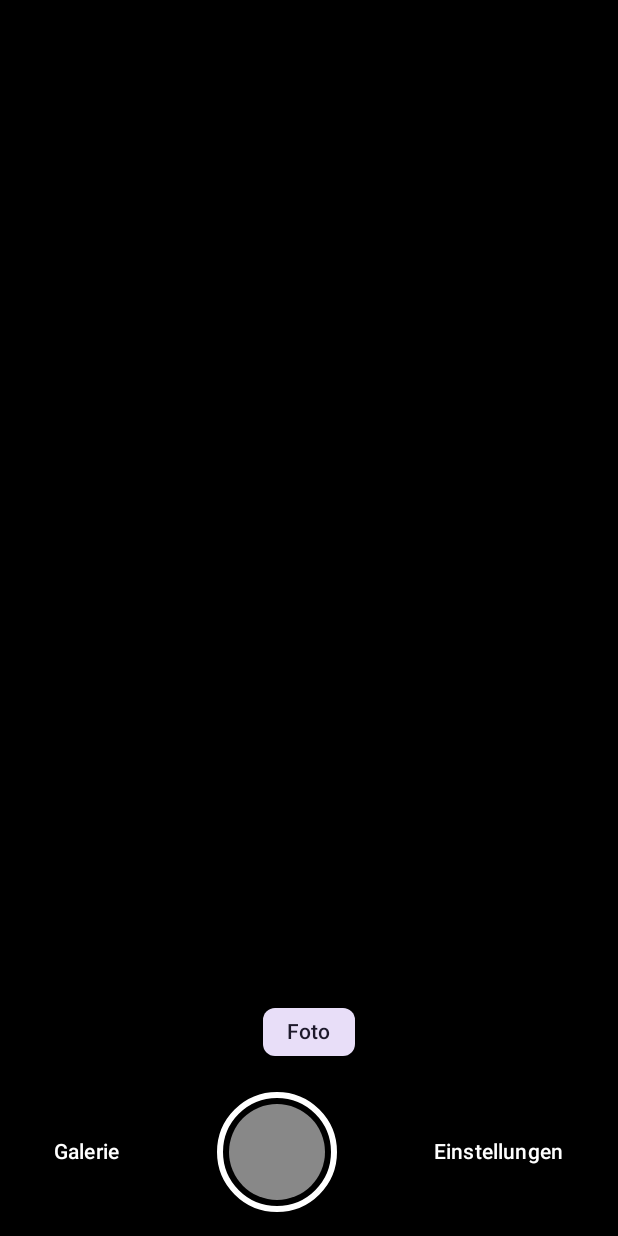
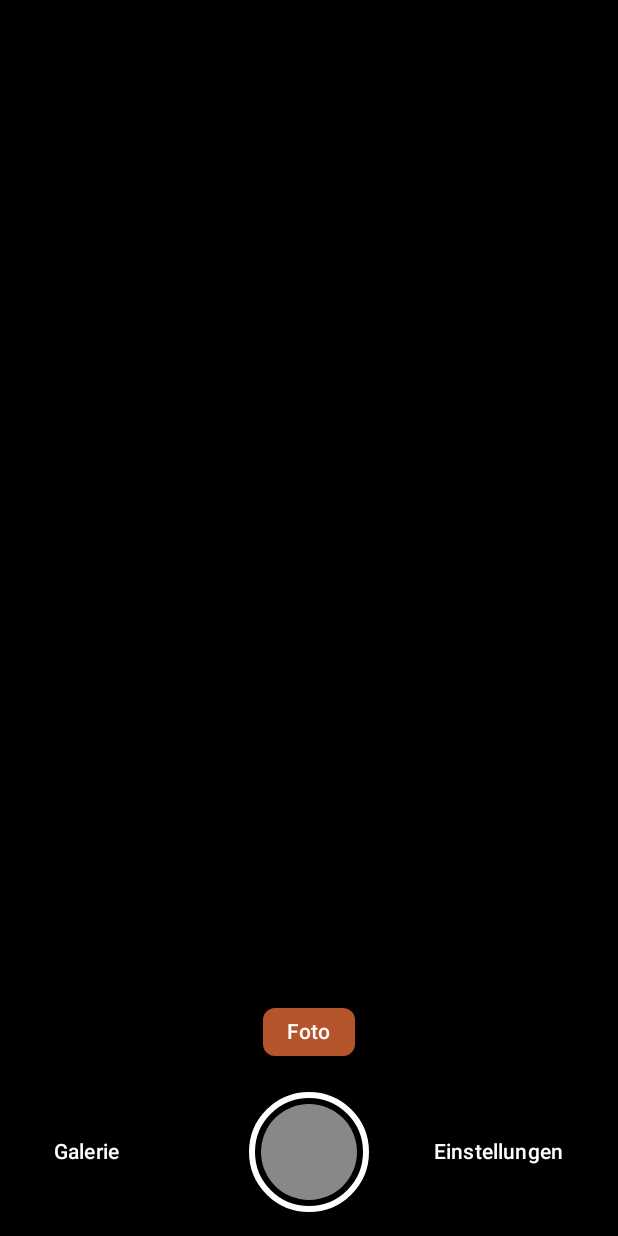
Before and after one commit to MemoCan81735/CayResim, an Android app built with Jetpack Compose: the screen it shows after launch (MainActivity), on a phone screen of 412 x 824 dp. Run offline under Robolectric (Android 15) with nearby library versions, the phone set to English and light mode, and no system bars; our stand-ins replace Dagger/Hilt's generated code, Navigation 3; libraries missing offline, so code that uses them is left out: androidx.camera.compose, androidx.camera.core, androidx.camera.extensions, androidx.camera.lifecycle, androidx.hilt.lifecycle.

Commit message:
Sucher: lesbarer Rueckfall-Hinweis, kontrastreiche Modus-Chips, kein Umbruch bei grosser Schrift
Gefunden bei der Sichtpruefung der Roborazzi-Screenshots.

Co-Authored-By: Claude Opus 5.5 <noreply@anthropic.com>
Claude-Session: https://claude.ai/code/session_01NUYBqHSuZT4Usn5MuPUYcz

```diff
--- a/feature/camera/src/main/kotlin/app/cayresim/feature/camera/ui/CameraScreen.kt
+++ b/feature/camera/src/main/kotlin/app/cayresim/feature/camera/ui/CameraScreen.kt
@@ -24,6 +24,7 @@ import androidx.compose.foundation.lazy.items
 import androidx.compose.foundation.shape.CircleShape
 import androidx.compose.material3.Button
 import androidx.compose.material3.FilterChip
+import androidx.compose.material3.FilterChipDefaults
 import androidx.compose.material3.MaterialTheme
 import androidx.compose.material3.SnackbarHost
 import androidx.compose.material3.SnackbarHostState
@@ -42,6 +43,7 @@ import androidx.compose.ui.platform.testTag
 import androidx.compose.ui.res.stringResource
 import androidx.compose.ui.semantics.contentDescription
 import androidx.compose.ui.semantics.semantics
+import androidx.compose.ui.text.style.TextOverflow
 import androidx.compose.ui.unit.dp
 import androidx.core.content.ContextCompat
 import androidx.hilt.lifecycle.viewmodel.compose.hiltViewModel
@@ -121,7 +123,7 @@ fun CameraContent(
         Column(Modifier.align(Alignment.BottomCenter).fillMaxWidth().safeDrawingPadding().padding(bottom = 16.dp),
             horizontalAlignment = Alignment.CenterHorizontally) {
             state.fallbackFrom?.let {
-                Surface(color = MaterialTheme.colorScheme.surface.copy(alpha = 0.85f), shape = MaterialTheme.shapes.small,
+                Surface(color = Color.Black.copy(alpha = 0.7f), contentColor = Color.White, shape = MaterialTheme.shapes.small,
                     modifier = Modifier.padding(16.dp).testTag("fallback")) {
                     Text(stringResource(R.string.fallback, stringResource(modeRes(it))), Modifier.padding(12.dp))
                 }
@@ -129,12 +131,18 @@ fun CameraContent(
             LazyRow(horizontalArrangement = Arrangement.spacedBy(8.dp), modifier = Modifier.padding(bottom = 16.dp)) {
                 items(state.modes) { m ->
                     FilterChip(selected = m == state.selected, onClick = { onModeSelected(m) },
-                        label = { Text(stringResource(modeRes(m))) }, modifier = Modifier.testTag("mode_${m.name}"))
+                        label = { Text(stringResource(modeRes(m)), maxLines = 1) }, modifier = Modifier.testTag("mode_${m.name}"),
+                        colors = FilterChipDefaults.filterChipColors(
+                            containerColor = Color.Black.copy(alpha = 0.55f), labelColor = Color.White,
+                            selectedContainerColor = MaterialTheme.colorScheme.primary, selectedLabelColor = MaterialTheme.colorScheme.onPrimary,
+                        ))
                 }
             }
             Row(Modifier.fillMaxWidth().padding(horizontal = 24.dp), horizontalArrangement = Arrangement.SpaceBetween,
                 verticalAlignment = Alignment.CenterVertically) {
-                TextButton(onClick = onOpenGallery, modifier = Modifier.testTag("open_gallery")) { Text(stringResource(R.string.open_gallery), color = Color.White) }
+                Box(Modifier.weight(1f), contentAlignment = Alignment.CenterStart) {
+                    TextButton(onClick = onOpenGallery, modifier = Modifier.testTag("open_gallery")) { SideLabel(stringResource(R.string.open_gallery)) }
+                }
                 val shutterLabel = stringResource(R.string.shutter)
                 Box(
                     Modifier.size(80.dp).border(4.dp, Color.White, CircleShape).padding(8.dp)
@@ -144,13 +152,19 @@ fun CameraContent(
                         .then(if (state.canShoot) Modifier.clickableNoRipple(onShutter) else Modifier),
                 )
                 val last = state.lastPhotoUri
-                if (last != null) TextButton(onClick = { onOpenLast(last) }, modifier = Modifier.testTag("open_last")) { Text(stringResource(R.string.open_last), color = Color.White) }
-                else TextButton(onClick = onOpenSettings, modifier = Modifier.testTag("open_settings")) { Text(stringResource(R.string.open_settings), color = Color.White) }
+                Box(Modifier.weight(1f), contentAlignment = Alignment.CenterEnd) {
+                    if (last != null) TextButton(onClick = { onOpenLast(last) }, modifier = Modifier.testTag("open_last")) { SideLabel(stringResource(R.string.open_last)) }
+                    else TextButton(onClick = onOpenSettings, modifier = Modifier.testTag("open_settings")) { SideLabel(stringResource(R.string.open_settings)) }
+                }
             }
         }
         SnackbarHost(snackbar, Modifier.align(Alignment.TopCenter).safeDrawingPadding().testTag("message"))
     }
 }
+
+@Composable
+private fun SideLabel(text: String) =
+    Text(text, color = Color.White, maxLines = 1, softWrap = false, overflow = TextOverflow.Ellipsis)
 
 @Composable
 private fun DefaultViewfinder(token: Any) {
```
